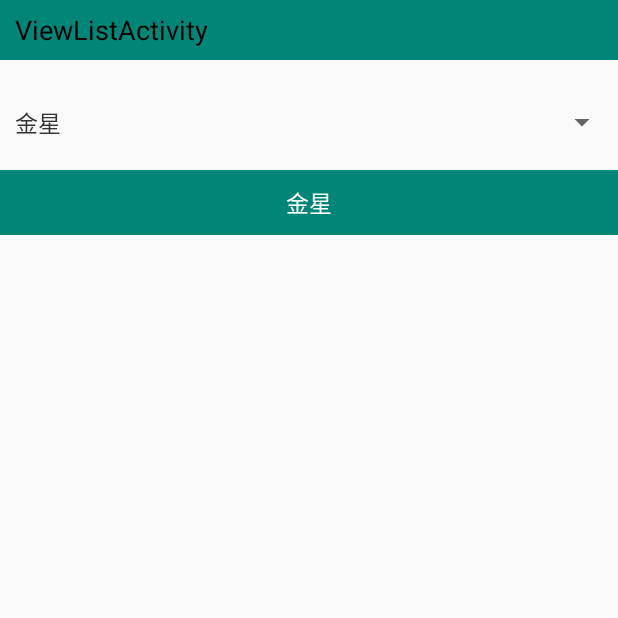
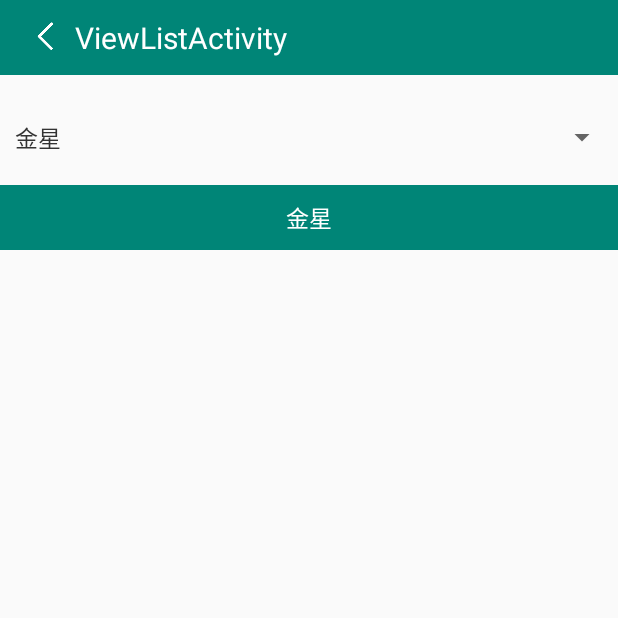
Before and after one commit to CandiceYT/KotlinDemo, an Android app: the ViewListActivity screen opened directly, with no data from a screen before it, on a phone screen of 412 x 824 dp, the top half of it. Run offline under Robolectric (Android 15) with nearby library versions, the phone set to English and light mode, and no system bars.

Commit message:
添加返回逻辑

```diff
--- a/kotlindemo/src/main/java/com/candice/kotlindemo/activity/complicatedwidget/ViewListActivity.kt
+++ b/kotlindemo/src/main/java/com/candice/kotlindemo/activity/complicatedwidget/ViewListActivity.kt
@@ -28,6 +28,9 @@ class ViewListActivity : BaseActivity() {
     }
 
     override fun initAction() {
+        tv_view_title.setOnClickListener {
+            finish()
+        }
     }
 
     override fun loadData() {
@@ -44,11 +47,13 @@ class ViewListActivity : BaseActivity() {
 
     private fun ankoSpinner() {
         val list = listOf("金星", "木星", "水星", "火星", "土星")
-        tv_anko_spinner.text = list[0]
-        tv_anko_spinner.setOnClickListener {
-            selector("请选择行星", list) {
-                    it -> tv_anko_spinner.text = list[it]
-                toast("您选择的是：${list[it]}")
+        with(tv_anko_spinner) {
+            text = list[0]
+            setOnClickListener {
+                selector("请选择行星", list) { it ->
+                    tv_anko_spinner.text = list[it]
+                    toast("您选择的是：${list[it]}")
+                }
             }
         }
 
--- a/kotlindemo/src/main/java/com/candice/kotlindemo/activity/login/LoginActivity.kt
+++ b/kotlindemo/src/main/java/com/candice/kotlindemo/activity/login/LoginActivity.kt
@@ -75,6 +75,11 @@ class LoginActivity : BaseActivity() {
                 }.show()
             }
         }
+
+
+        tv_login_title.setOnClickListener {
+            finish()
+        }
     }
 
 
--- a/kotlindemo/src/main/res/layout/activity_view_list.xml
+++ b/kotlindemo/src/main/res/layout/activity_view_list.xml
@@ -9,15 +9,16 @@
 
 
     <android.support.v7.widget.AppCompatTextView
+            android:drawableLeft="@drawable/icon_back_arrow"
             android:text="ViewListActivity"
-            android:textSize="@dimen/textsize_18"
-            android:textColor="@color/black_color"
+            android:textSize="@dimen/textsize_20"
+            android:textColor="@color/white_color"
             android:id="@+id/tv_view_title"
             android:gravity="center_vertical"
             android:paddingLeft="@dimen/space_size_10"
             android:background="@color/colorPrimary"
             android:layout_width="match_parent"
-            android:layout_height="@dimen/space_size_40"/>
+            android:layout_height="@dimen/space_size_50"/>
     <!--Spinner的普通用法-->
     <Spinner
             android:layout_marginTop="@dimen/space_size_20"
--- a/kotlindemo/src/main/res/values/dimens.xml
+++ b/kotlindemo/src/main/res/values/dimens.xml
@@ -9,6 +9,8 @@
     <dimen name="space_size_20">20dp</dimen>
     <dimen name="space_size_30">30dp</dimen>
     <dimen name="space_size_40">40dp</dimen>
+    <dimen name="space_size_50">50dp</dimen>
+
 
     <dimen name="border_corner_radius">0.5dp</dimen>
 
@@ -21,7 +23,6 @@
     <dimen name="textsize_13">13sp</dimen>
     <dimen name="textsize_15">15sp</dimen>
     <dimen name="textsize_18">18sp</dimen>
+    <dimen name="textsize_20">20sp</dimen>
     <dimen name="space_size_1">1dp</dimen>
-
-
 </resources>
```
Also changed, not shown: kotlindemo/src/main/java/com/candice/kotlindemo/activity/MainActivity.kt (+12 -0 lines), kotlindemo/src/main/res/layout/activity_login.xml (+4 -3 lines), kotlindemo/src/main/res/layout/activity_main.xml (+4 -3 lines), kotlindemo/src/main/res/drawable-xxhdpi/icon_back_arrow.png (added), 1 other file.
